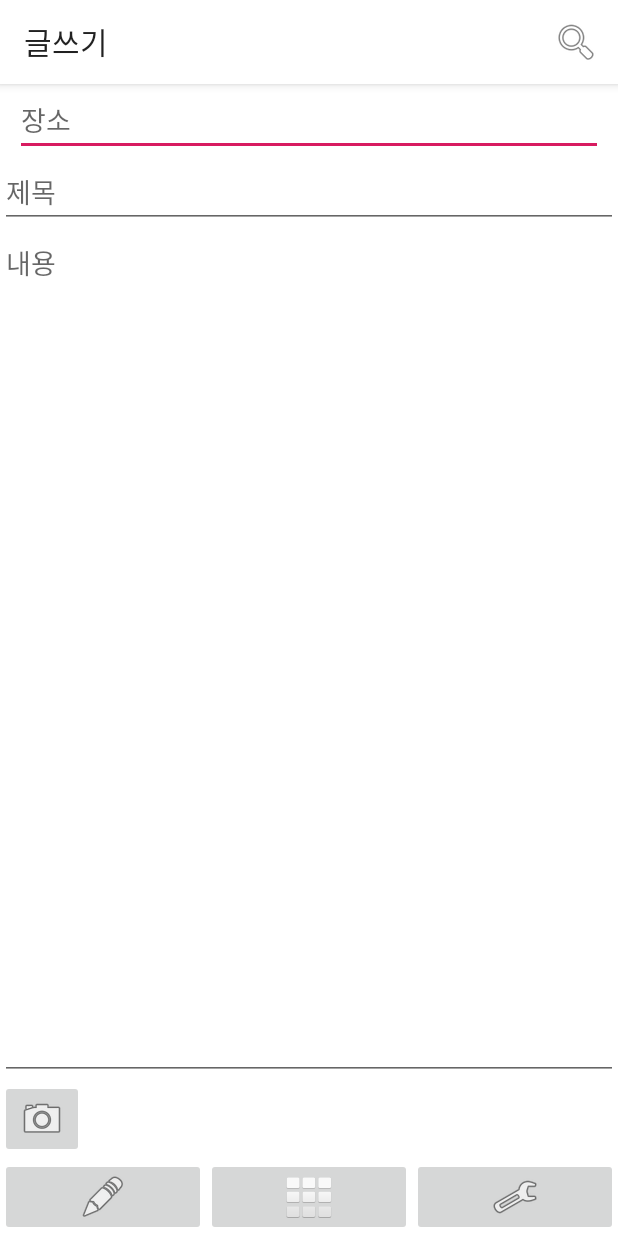
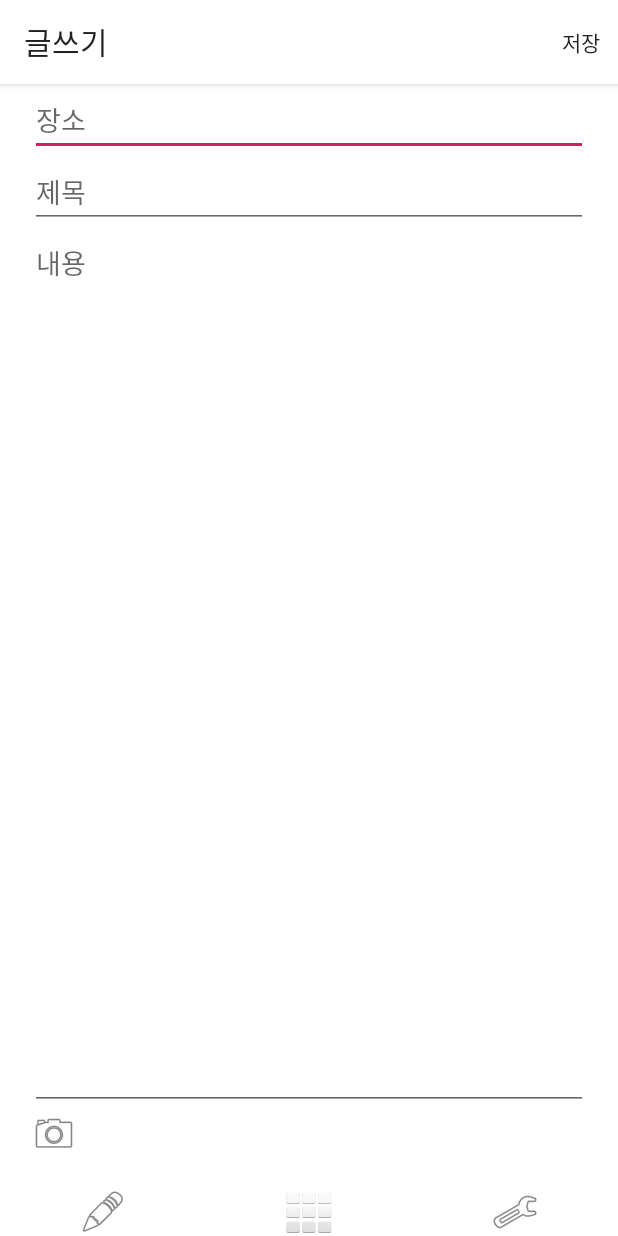
Before and after one commit to ParkJeong/mapnote, an Android app: the screen it shows after launch (Writing), on a phone screen of 412 x 824 dp. Run offline under Robolectric (Android 15) with nearby library versions, the phone set to English and light mode, and no system bars.

Commit message:
writing v2

```diff
--- a/MapNote/app/src/main/java/com/example/mapnote/Writing.java
+++ b/MapNote/app/src/main/java/com/example/mapnote/Writing.java
@@ -3,37 +3,122 @@ package com.example.mapnote;
 
 import androidx.appcompat.app.ActionBar;
 import androidx.appcompat.app.AppCompatActivity;
+import androidx.core.app.ActivityCompat;
+import androidx.core.content.ContextCompat;
 
+import android.Manifest;
+import android.content.Context;
+import android.content.Intent;
+import android.content.pm.PackageManager;
+import android.database.sqlite.SQLiteDatabase;
+import android.database.sqlite.SQLiteOpenHelper;
+import android.location.Criteria;
+import android.location.Location;
+import android.location.LocationListener;
+import android.location.LocationManager;
 import android.os.Bundle;
 import android.view.Menu;
+import android.view.MenuInflater;
 import android.view.MenuItem;
+import android.view.View;
+import android.widget.EditText;
 import android.widget.Toast;
 import android.widget.Toolbar;
 
+import java.text.SimpleDateFormat;
+import java.util.Date;
+import java.util.Locale;
+
 public class Writing extends AppCompatActivity {
+
+    private EditText mEditPlace, mEditTitle, mEditContent;
+
+    static final String DB_THEPLACE = "ThePlace.db";
+    static final String TABLE_PLACE = "Place";
+    static final int DB_VERSION = 2;
+    private DBHelper dbHelper;
+    private LocationManager mLocMgr;
+    private int mLocCnt = 0;
+    private ActionBar ab;
 
     @Override
     protected void onCreate(Bundle savedInstanceState) {
         super.onCreate(savedInstanceState);
         setContentView(R.layout.activity_writing);
 
-        ActionBar ab = getSupportActionBar();
+        mEditPlace = (EditText) findViewById(R.id.editPlace);
+        mEditTitle = (EditText) findViewById(R.id.editTitle);
+        mEditContent = (EditText) findViewById(R.id.editContent);
+        mLocMgr = (LocationManager) getSystemService(Context.LOCATION_SERVICE);
+
+
+        ab = getSupportActionBar();
         ab.setTitle("글쓰기");
     }
+
+    @Override
+    protected void onStart(){
+        super.onStart();
+
+
+
+    }
+
+    @Override
+    protected void onStop(){
+        super.onStop();
+    }
+
 
     @Override
     public boolean onCreateOptionsMenu(Menu menu) {
         getMenuInflater().inflate(R.menu.actionbar_actions, menu) ;
 
-        return true ;
+        return super.onCreateOptionsMenu(menu);
+
     }
+
+
+    public void mOnClick(View v){
+        switch (v.getId()){
+            case R.id.btnListMode:
+                setContentView(R.layout.activity_list_mode);
+                ab.setTitle("시간순");
+
+
+                break;
+            case R.id.btnSettingsMode:
+                setContentView(R.layout.activity_settings_mode);
+                ab.setTitle("설정");
+                break;
+        }
+    }
+
 
     @Override
     public boolean onOptionsItemSelected(MenuItem item) {
         switch (item.getItemId()) {
-            case R.id.action_search :
+            case R.id.action_save :
                 // TODO : process the click event for action_search item.
-                Toast.makeText(this,"게시글 검색", Toast.LENGTH_SHORT).show();
+                Toast.makeText(this,"저장", Toast.LENGTH_SHORT).show();
+
+
+                SQLiteDatabase db;
+                String sql;
+                long now = System.currentTimeMillis();
+                Date date = new Date(now);
+                SimpleDateFormat sdf = new SimpleDateFormat("yyyy-MM-dd");
+                String getTime = sdf.format(date);
+
+                String place = mEditPlace.getText().toString();
+                String title = mEditTitle.getText().toString();
+                String content = mEditContent.getText().toString();
+
+//                db = dbHelper.getWritableDatabase();
+//                sql = String.format("INSERT INTO " + TABLE_PLACE + "VALUES('"
+//                        + place + "','" + title + "'," + content + "'," + date + "',"
+//                        + section + "'," location + "'," center + "'," radius + "',0);");
+
                 return true ;
             // ...
             // ...
@@ -41,4 +126,43 @@ public class Writing extends AppCompatActivity {
                 return super.onOptionsItemSelected(item) ;
         }
     }
+
+
+    static class DBHelper extends SQLiteOpenHelper {
+
+        //생성자 - database 파일을 생성한다.
+        public DBHelper(Context context, String name, SQLiteDatabase.CursorFactory factory, int version) {
+            super(context, name, factory, version);
+        }
+
+        //DB 처음 만들때 호출. - 테이블 생성 등의 초기 처리.
+        @Override
+        public void onCreate(SQLiteDatabase db) {
+            db.execSQL("CREATE TABLE " + TABLE_PLACE + " (placename TEXT, title TEXT, content TEXT, date TEXT, section TEXT, location TEXT, center TEXT, radius INTEGER);");
+//result.append("\nt3 테이블 생성 완료.");
+        }
+
+        //DB 업그레이드 필요 시 호출. (version값에 따라 반응)
+        @Override
+        public void onUpgrade(SQLiteDatabase db, int oldVersion, int newVersion) {
+            db.execSQL("DROP TABLE IF EXISTS " + TABLE_PLACE);
+            onCreate(db);
+        }
+
+    }
+
+
+    public static float distFrom(float lat1, float lng1, float lat2, float lng2) {
+        double earthRadius = 6371000; //meters
+        double dLat = Math.toRadians(lat2-lat1);
+        double dLng = Math.toRadians(lng2-lng1);
+        double a = Math.sin(dLat/2) * Math.sin(dLat/2) +
+                Math.cos(Math.toRadians(lat1)) * Math.cos(Math.toRadians(lat2)) *
+                        Math.sin(dLng/2) * Math.sin(dLng/2);
+        double c = 2 * Math.atan2(Math.sqrt(a), Math.sqrt(1-a));
+        float dist = (float) (earthRadius * c);
+
+        return dist;
+    }
+
 }
--- a/MapNote/app/src/main/res/layout/activity_writing.xml
+++ b/MapNote/app/src/main/res/layout/activity_writing.xml
@@ -9,23 +9,27 @@
     android:background="#FFFFFF">
 
     <EditText
-        android:id="@+id/edit_location"
+        android:id="@+id/editPlace"
         android:layout_width="match_parent"
         android:layout_height="wrap_content"
-        android:layout_marginLeft="10dp"
-        android:layout_marginRight="10dp"
+        android:layout_marginLeft="20dp"
+        android:layout_marginRight="20dp"
         android:hint="장소" />
     <EditText
-        android:id="@+id/edit_title"
+        android:id="@+id/editTitle"
         android:layout_width="match_parent"
         android:layout_height="wrap_content"
+        android:layout_marginLeft="20dp"
+        android:layout_marginRight="20dp"
         android:hint="제목" />
     <EditText
-        android:id="@+id/edit_content"
+        android:id="@+id/editContent"
         android:layout_width="match_parent"
         android:layout_height="wrap_content"
         android:layout_weight="1"
-        android:hint="내용\n\n\n\n\n\n\n\n\n\n\n\n\n\n\n\n\n\n\n\n\n\n\n\n\n\n\n"/>
+        android:hint="내용\n\n\n\n\n\n\n\n\n\n\n\n\n\n\n\n\n\n\n\n\n\n\n\n\n\n\n"
+        android:layout_marginLeft="20dp"
+        android:layout_marginRight="20dp"/>
 
     <LinearLayout
         android:layout_width="match_parent"
@@ -33,9 +37,12 @@
         android:orientation="horizontal">
 
         <ImageButton
-            android:id="@+id/imageButton"
+            android:id="@+id/btnCamera"
             android:layout_width="wrap_content"
             android:layout_height="wrap_content"
+            android:background="#FFFFFF"
+            android:layout_marginLeft="20dp"
+            android:layout_marginBottom="20dp"
             app:srcCompat="@android:drawable/ic_menu_camera" />
     </LinearLayout>
 
@@ -44,26 +51,31 @@
         android:layout_height="wrap_content"
         android:orientation="horizontal">
 
-        <ImageButton
-            android:id="@+id/imageButton2"
+
+        <ImageView
+            android:id="@+id/writingMode"
             android:layout_width="wrap_content"
-            android:layout_height="wrap_content"
+            android:layout_height="match_parent"
             android:layout_weight="1"
             app:srcCompat="@android:drawable/ic_menu_edit" />
 
         <ImageButton
-            android:id="@+id/imageButton5"
+            android:id="@+id/btnListMode"
             android:layout_width="wrap_content"
             android:layout_height="wrap_content"
             android:layout_weight="1"
-            app:srcCompat="@android:drawable/ic_dialog_dialer" />
+            android:background="#FFFFFF"
+            app:srcCompat="@android:drawable/ic_dialog_dialer"
+            android:onClick="mOnClick"/>
 
         <ImageButton
-            android:id="@+id/imageButton4"
+            android:id="@+id/btnSettingsMode"
             android:layout_width="wrap_content"
             android:layout_height="wrap_content"
             android:layout_weight="1"
-            app:srcCompat="@android:drawable/ic_menu_manage" />
+            android:background="#FFFFFF"
+            app:srcCompat="@android:drawable/ic_menu_manage"
+            android:onClick="mOnClick"/>
 
     </LinearLayout>
 
--- a/MapNote/app/src/main/res/menu/actionbar_actions.xml
+++ b/MapNote/app/src/main/res/menu/actionbar_actions.xml
@@ -2,8 +2,7 @@
 <menu xmlns:android="http://schemas.android.com/apk/res/android"
     xmlns:app="http://schemas.android.com/apk/res-auto">
 <item
-    android:id="@+id/action_search"
-    android:icon="@android:drawable/ic_menu_search"
-    android:title="@string/app_name"
+    android:id="@+id/action_save"
+    android:title="저장"
     app:showAsAction="ifRoom" />
 </menu>
--- /dev/null
+++ b/MapNote/app/src/main/res/menu/actionbar_settingsmode.xml
@@ -0,0 +1,4 @@
+<?xml version="1.0" encoding="utf-8"?>
+<menu xmlns:android="http://schemas.android.com/apk/res/android">
+
+</menu>
```
Also changed, not shown: MapNote/app/src/main/AndroidManifest.xml (+7 -0 lines), MapNote/app/src/main/java/com/example/mapnote/ListMode.java (added, +67 -0 lines), MapNote/app/src/main/java/com/example/mapnote/SettingsMode.java (added, +68 -0 lines), MapNote/app/src/main/res/drawable/ic_search_black_24dp.xml (added, +9 -0 lines), MapNote/app/src/main/res/layout/activity_list_mode.xml (added, +62 -0 lines), MapNote/app/src/main/res/layout/activity_settings_mode.xml (added, +62 -0 lines), MapNote/app/src/main/res/menu/actionbar_listmode.xml (added, +16 -0 lines).
